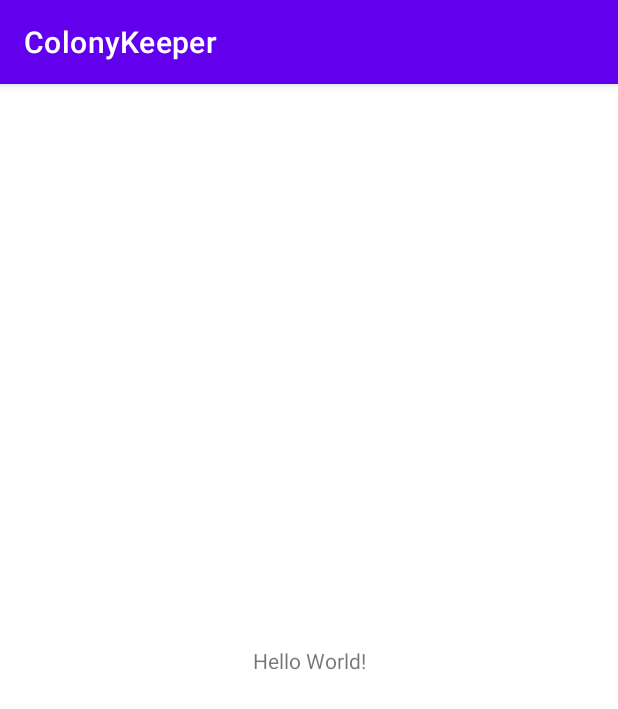
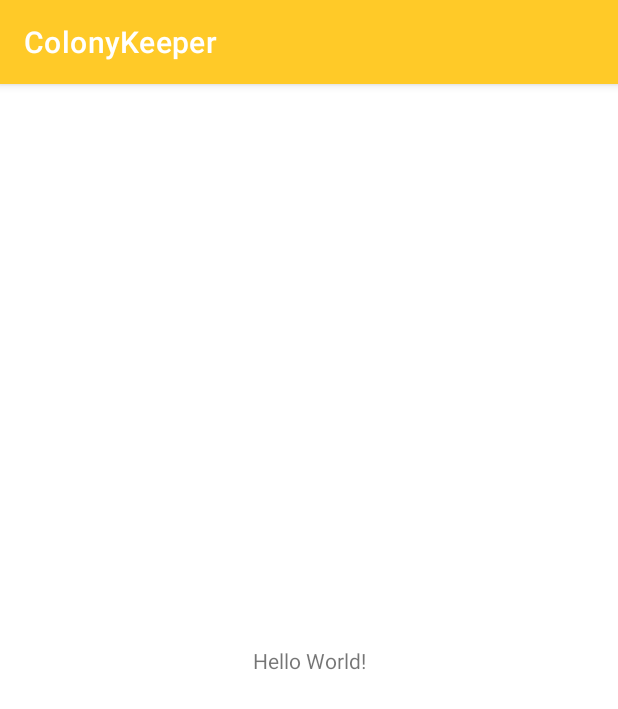
Before and after one commit to typ0ninja/ColonyKeeper, an Android app: the screen it shows after launch (MainActivity), on a phone screen of 412 x 824 dp. Shown: the top 709 px of the screen. Run offline under Robolectric (Android 15) with nearby library versions, the phone set to English and light mode, and no system bars.

Commit message:
Updates themes and colors to reflect app

```diff
--- a/app/src/main/res/values-night/themes.xml
+++ b/app/src/main/res/values-night/themes.xml
@@ -2,12 +2,12 @@
     <!-- Base application theme. -->
     <style name="Theme.ColonyKeeper" parent="Theme.MaterialComponents.DayNight.DarkActionBar">
         <!-- Primary brand color. -->
-        <item name="colorPrimary">@color/purple_200</item>
-        <item name="colorPrimaryVariant">@color/purple_700</item>
+        <item name="colorPrimary">@color/yellow_200</item>
+        <item name="colorPrimaryVariant">@color/yellow_700</item>
         <item name="colorOnPrimary">@color/black</item>
         <!-- Secondary brand color. -->
-        <item name="colorSecondary">@color/teal_200</item>
-        <item name="colorSecondaryVariant">@color/teal_200</item>
+        <item name="colorSecondary">@color/brown_200</item>
+        <item name="colorSecondaryVariant">@color/brown_200</item>
         <item name="colorOnSecondary">@color/black</item>
         <!-- Status bar color. -->
         <item name="android:statusBarColor" tools:targetApi="l">?attr/colorPrimaryVariant</item>
--- a/app/src/main/res/values/colors.xml
+++ b/app/src/main/res/values/colors.xml
@@ -1,10 +1,10 @@
 <?xml version="1.0" encoding="utf-8"?>
 <resources>
-    <color name="purple_200">#FFBB86FC</color>
-    <color name="purple_500">#FF6200EE</color>
-    <color name="purple_700">#FF3700B3</color>
-    <color name="teal_200">#FF03DAC5</color>
-    <color name="teal_700">#FF018786</color>
+    <color name="yellow_200">#fffd61</color>
+    <color name="yellow_500">#ffca28</color>
+    <color name="yellow_700">#c79a00</color>
+    <color name="brown_200">#9c786c</color>
+    <color name="brown_700">#40241a</color>
     <color name="black">#FF000000</color>
     <color name="white">#FFFFFFFF</color>
 </resources>
--- a/app/src/main/res/values/themes.xml
+++ b/app/src/main/res/values/themes.xml
@@ -2,12 +2,12 @@
     <!-- Base application theme. -->
     <style name="Theme.ColonyKeeper" parent="Theme.MaterialComponents.DayNight.DarkActionBar">
         <!-- Primary brand color. -->
-        <item name="colorPrimary">@color/purple_500</item>
-        <item name="colorPrimaryVariant">@color/purple_700</item>
+        <item name="colorPrimary">@color/yellow_500</item>
+        <item name="colorPrimaryVariant">@color/yellow_700</item>
         <item name="colorOnPrimary">@color/white</item>
         <!-- Secondary brand color. -->
-        <item name="colorSecondary">@color/teal_200</item>
-        <item name="colorSecondaryVariant">@color/teal_700</item>
+        <item name="colorSecondary">@color/brown_200</item>
+        <item name="colorSecondaryVariant">@color/brown_700</item>
         <item name="colorOnSecondary">@color/black</item>
         <!-- Status bar color. -->
         <item name="android:statusBarColor" tools:targetApi="l">?attr/colorPrimaryVariant</item>
```
